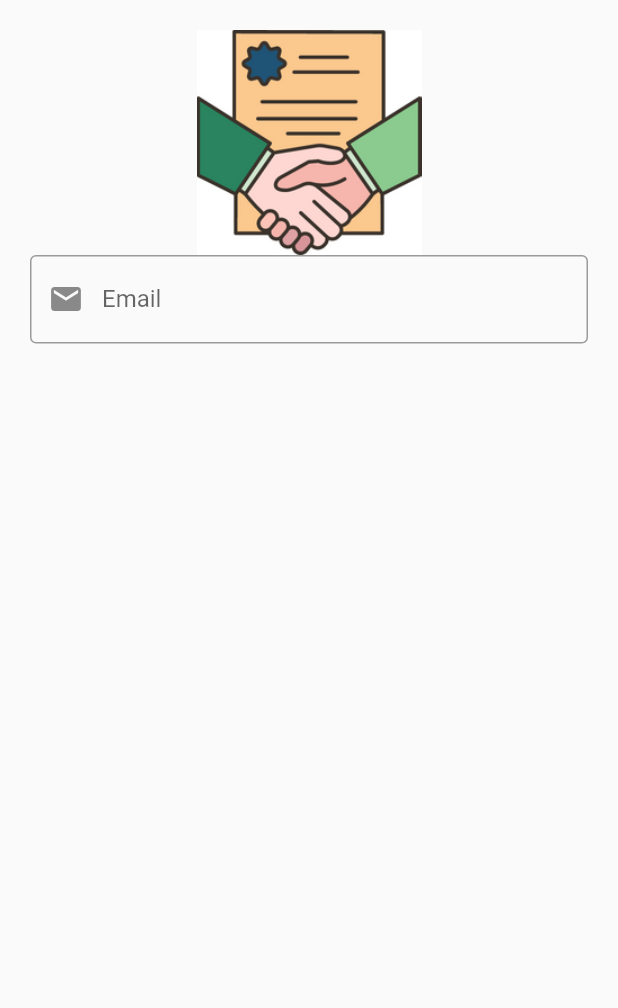
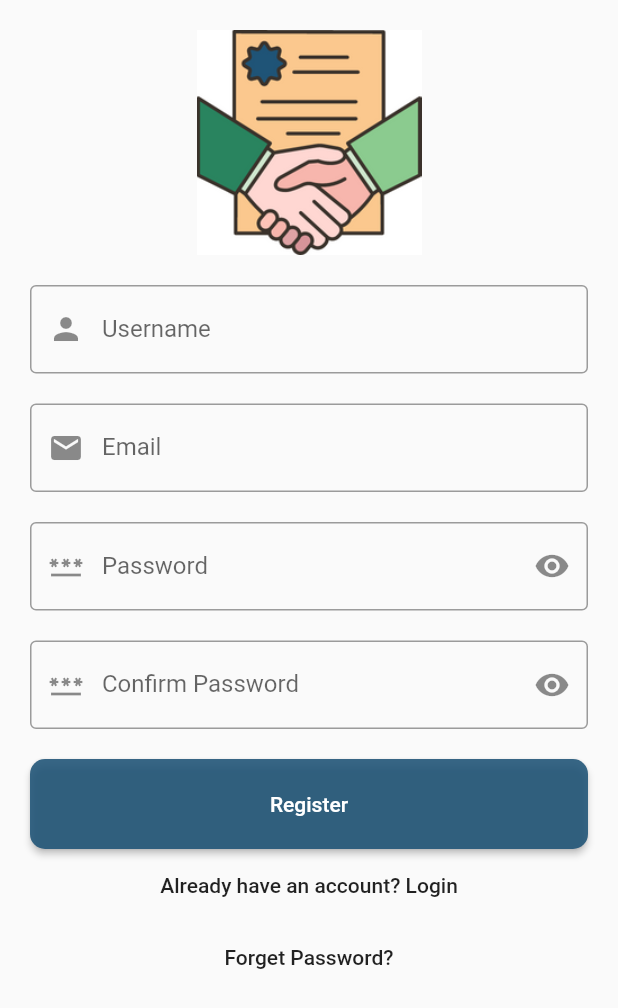
Before and after one commit to DeepeshKalura/pdf_listner, a Flutter app: the screen it shows after launch, on a phone screen of 412 x 824 dp. Shown: the top 1008 px of the screen. Run offline on Flutter 3.47's test engine with Material 2 defaults, Android fonts, the phone set to English and light mode, and no system bars.

Commit message:
commit 2

```diff
--- /dev/null
+++ b/lib/helper/sized_box_helper.dart
@@ -0,0 +1,5 @@
+import 'package:flutter/material.dart';
+
+class SizedBoxHelper{
+  static SizedBox sizedBox20=const SizedBox(height: 20,);
+}
--- a/lib/screens/authentication_screen.dart
+++ b/lib/screens/authentication_screen.dart
@@ -1,10 +1,21 @@
 import 'package:flutter/material.dart';
+import 'package:pdf_listner/helper/sized_box_helper.dart';
+import 'package:pdf_listner/widgets/custom_button.dart';
 import 'package:pdf_listner/widgets/custom_text_field.dart';
 
-class AuthenticationScreen extends StatelessWidget {
+class AuthenticationScreen extends StatefulWidget {
   static String routeName = "/authenticationScreen";
   const AuthenticationScreen({super.key});
 
+  @override
+  State<AuthenticationScreen> createState() => _AuthenticationScreenState();
+}
+
+class _AuthenticationScreenState extends State<AuthenticationScreen> {
+  TextEditingController userNameController=TextEditingController();
+  TextEditingController emailController=TextEditingController();
+  TextEditingController passwordController=TextEditingController();
+  TextEditingController confirmPasswordController=TextEditingController();
   @override
   Widget build(BuildContext context) {
     return Scaffold(
@@ -15,11 +26,39 @@
           "assets/images/icon_image.png",
           height: 150,
         ),
+        SizedBoxHelper.sizedBox20,
         CustomTextField(
-            controller: TextEditingController(),
+            controller: userNameController,
+            hintText: "Enter Your Username",
+            labelText: "Username",
+            prefixIconData: Icons.person),
+        SizedBoxHelper.sizedBox20,
+        CustomTextField(
+            controller: emailController,
             hintText: "Enter Your Email",
             labelText: "Email",
-            prefixIconData: Icons.email)
+            prefixIconData: Icons.email),
+        SizedBoxHelper.sizedBox20,
+        CustomTextField(
+            controller:passwordController,
+            hintText: "Enter Your Password",
+            labelText: "Password",
+            prefixIconData: Icons.password,
+            suffixIcon:const Icon(Icons.remove_red_eye),
+        ),
+        SizedBoxHelper.sizedBox20,
+        CustomTextField(
+            controller: confirmPasswordController,
+            hintText: "Enter the password again",
+            labelText: "Confirm Password",
+            prefixIconData: Icons.password,
+            suffixIcon:const Icon(Icons.remove_red_eye),
+        ),
+        SizedBoxHelper.sizedBox20,
+      CustomButton(onPressed: (){},title: "Register",),
+        MaterialButton(onPressed: (){},child: Text("Already have an account? Login"),),
+        MaterialButton(onPressed: (){},child: Text("Forget Password?"),)
+
       ]),
     ));
   }
--- /dev/null
+++ b/lib/widgets/custom_button.dart
@@ -0,0 +1,18 @@
+import 'package:flutter/material.dart';
+
+class CustomButton extends StatelessWidget {
+  final VoidCallback onPressed;
+  final String title;
+  const CustomButton({Key? key, required this.onPressed,required this.title}) : super(key: key);
+
+  @override
+  Widget build(BuildContext context) {
+    return MaterialButton(
+      onPressed: onPressed,
+      height: 60,
+      color: const Color(0xFe11e5376),
+      shape: RoundedRectangleBorder(borderRadius: BorderRadius.circular(10),),
+      child: Text(title,style: TextStyle(color: Colors.white),),
+    );
+  }
+}
```
